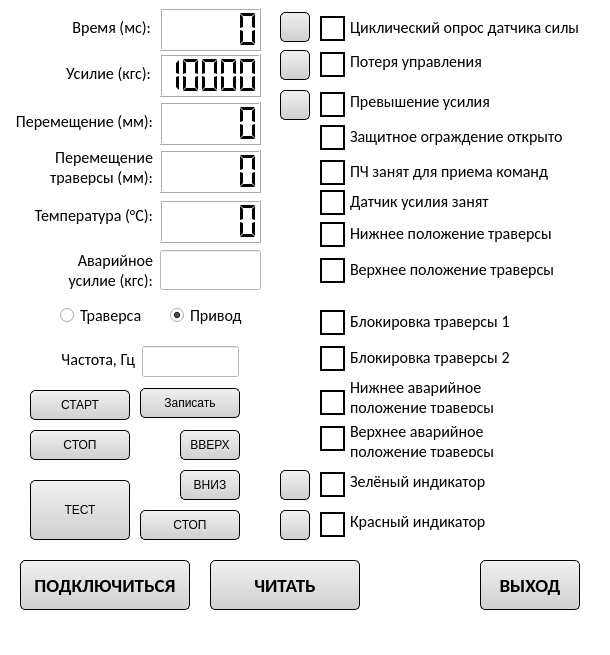
First picture: the form in ui/SettingsUi.ui, repository Skorikof/SPG-023MK, before the edit.
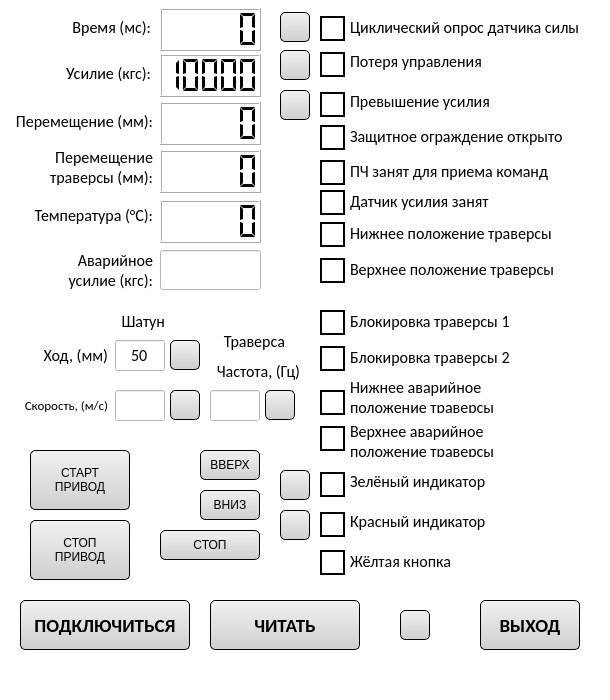
Second picture: the form after the edit.

Commit message: Intermediate stage. In HandDebug input speed not frequency

What changed in the file:
```diff
--- a/ui/SettingsUi.ui
+++ b/ui/SettingsUi.ui
@@ -7,7 +7,7 @@
     <x>0</x>
     <y>0</y>
     <width>610</width>
-    <height>655</height>
+    <height>700</height>
    </rect>
   </property>
   <property name="minimumSize">
@@ -19,7 +19,7 @@
   <property name="maximumSize">
    <size>
     <width>610</width>
-    <height>655</height>
+    <height>700</height>
    </size>
   </property>
   <property name="windowTitle">
@@ -80,7 +80,7 @@
     <property name="geometry">
      <rect>
       <x>480</x>
-      <y>560</y>
+      <y>600</y>
       <width>100</width>
       <height>50</height>
      </rect>
@@ -856,9 +856,9 @@
    <widget class="QLineEdit" name="lineEdit_freq">
     <property name="geometry">
      <rect>
-      <x>142</x>
-      <y>346</y>
-      <width>97</width>
+      <x>115</x>
+      <y>390</y>
+      <width>50</width>
       <height>31</height>
      </rect>
     </property>
@@ -881,8 +881,8 @@
     <property name="geometry">
      <rect>
       <x>18</x>
-      <y>344</y>
-      <width>117</width>
+      <y>340</y>
+      <width>90</width>
       <height>31</height>
      </rect>
     </property>
@@ -896,70 +896,17 @@
      <enum>Qt::LeftToRight</enum>
     </property>
     <property name="text">
-     <string>Частота, Гц</string>
+     <string>Ход, (мм)</string>
     </property>
     <property name="alignment">
      <set>Qt::AlignRight|Qt::AlignTrailing|Qt::AlignVCenter</set>
     </property>
    </widget>
-   <widget class="QPushButton" name="btn_save_freq">
-    <property name="geometry">
-     <rect>
-      <x>140</x>
-      <y>388</y>
-      <width>100</width>
-      <height>30</height>
-     </rect>
-    </property>
-    <property name="minimumSize">
-     <size>
-      <width>100</width>
-      <height>30</height>
-     </size>
-    </property>
-    <property name="maximumSize">
-     <size>
-      <width>100</width>
-      <height>30</height>
-     </size>
-    </property>
-    <property name="styleSheet">
-     <string notr="true">QPushButton 
-{
-	color: rgb(0, 0, 0);
-	background-color: qlineargradient(spread:pad, x1:0.489, y1:0.0227273, x2:0.489, y2:1, stop:0 rgba(240, 240, 240, 255), stop:1 rgba(207, 207, 207, 255));
-
-	border: 1px rgb(0, 0, 0);
-	border-radius: 5px;
-
-	border-style: outset;
-
-	padding: 5px;
-}
-
-QPushButton:hover
-{
-	background-color: qlineargradient(spread:pad, x1:0.489, y1:0.0227273, x2:0.489, y2:1, stop:0 rgba(234, 246, 253, 255), stop:1 rgba(169, 219, 246, 255));
-	
-}
-	
-</string>
-    </property>
-    <property name="text">
-     <string>Записать</string>
-    </property>
-    <property name="checkable">
-     <bool>false</bool>
-    </property>
-    <property name="checked">
-     <bool>false</bool>
-    </property>
-   </widget>
    <widget class="QPushButton" name="btn_motor_down">
     <property name="geometry">
      <rect>
-      <x>180</x>
-      <y>470</y>
+      <x>200</x>
+      <y>490</y>
       <width>60</width>
       <height>30</height>
      </rect>
@@ -1011,8 +958,8 @@
    <widget class="QPushButton" name="btn_motor_traverse_stop">
     <property name="geometry">
      <rect>
-      <x>140</x>
-      <y>510</y>
+      <x>160</x>
+      <y>530</y>
       <width>100</width>
       <height>30</height>
      </rect>
@@ -1064,8 +1011,8 @@
    <widget class="QPushButton" name="btn_motor_up">
     <property name="geometry">
      <rect>
-      <x>180</x>
-      <y>430</y>
+      <x>200</x>
+      <y>450</y>
       <width>60</width>
       <height>30</height>
      </rect>
@@ -1391,50 +1338,6 @@
      <set>Qt::AlignLeading|Qt::AlignLeft|Qt::AlignVCenter</set>
     </property>
    </widget>
-   <widget class="QRadioButton" name="rbtn_traverse">
-    <property name="geometry">
-     <rect>
-      <x>60</x>
-      <y>300</y>
-      <width>82</width>
-      <height>31</height>
-     </rect>
-    </property>
-    <property name="font">
-     <font>
-      <family>Calibri</family>
-      <pointsize>12</pointsize>
-     </font>
-    </property>
-    <property name="text">
-     <string>Траверса</string>
-    </property>
-    <property name="checked">
-     <bool>false</bool>
-    </property>
-   </widget>
-   <widget class="QRadioButton" name="rbtn_engine">
-    <property name="geometry">
-     <rect>
-      <x>170</x>
-      <y>300</y>
-      <width>82</width>
-      <height>31</height>
-     </rect>
-    </property>
-    <property name="font">
-     <font>
-      <family>Calibri</family>
-      <pointsize>12</pointsize>
-     </font>
-    </property>
-    <property name="text">
-     <string>Привод</string>
-    </property>
-    <property name="checked">
-     <bool>true</bool>
-    </property>
-   </widget>
    <widget class="QLCDNumber" name="lcdH_T">
     <property name="geometry">
      <rect>
@@ -1487,21 +1390,21 @@
     <property name="geometry">
      <rect>
       <x>30</x>
-      <y>390</y>
+      <y>450</y>
       <width>100</width>
-      <height>30</height>
+      <height>60</height>
      </rect>
     </property>
     <property name="minimumSize">
      <size>
       <width>100</width>
-      <height>30</height>
+      <height>60</height>
      </size>
     </property>
     <property name="maximumSize">
      <size>
       <width>100</width>
-      <height>30</height>
+      <height>60</height>
      </size>
     </property>
     <property name="styleSheet">
@@ -1527,7 +1430,8 @@
 </string>
     </property>
     <property name="text">
-     <string>СТАРТ</string>
+     <string>СТАРТ
+ПРИВОД</string>
     </property>
     <property name="checkable">
      <bool>false</bool>
@@ -1540,21 +1444,21 @@
     <property name="geometry">
      <rect>
       <x>30</x>
-      <y>430</y>
+      <y>520</y>
       <width>100</width>
-      <height>30</height>
+      <height>60</height>
      </rect>
     </property>
     <property name="minimumSize">
      <size>
       <width>100</width>
-      <height>30</height>
+      <height>60</height>
      </size>
     </property>
     <property name="maximumSize">
      <size>
       <width>100</width>
-      <height>30</height>
+      <height>60</height>
      </size>
     </property>
     <property name="styleSheet">
@@ -1580,7 +1484,8 @@
 </string>
     </property>
     <property name="text">
-     <string>СТОП</string>
+     <string>СТОП
+ПРИВОД</string>
     </property>
     <property name="checkable">
      <bool>false</bool>
@@ -1873,7 +1778,7 @@
     <property name="geometry">
      <rect>
       <x>20</x>
-      <y>560</y>
+      <y>600</y>
       <width>170</width>
       <height>50</height>
      </rect>
@@ -1926,7 +1831,7 @@
     <property name="geometry">
      <rect>
       <x>210</x>
-      <y>560</y>
+      <y>600</y>
       <width>150</width>
       <height>50</height>
      </rect>
@@ -1979,22 +1884,22 @@
    <widget class="QPushButton" name="btn_test">
     <property name="geometry">
      <rect>
-      <x>30</x>
-      <y>480</y>
-      <width>100</width>
-      <height>60</height>
+      <x>400</x>
+      <y>610</y>
+      <width>30</width>
+      <height>30</height>
      </rect>
     </property>
     <property name="minimumSize">
      <size>
-      <width>100</width>
-      <height>60</height>
+      <width>30</width>
+      <height>30</height>
      </size>
     </property>
     <property name="maximumSize">
      <size>
-      <width>100</width>
-      <height>60</height>
+      <width>30</width>
+      <height>30</height>
      </size>
     </property>
     <property name="styleSheet">
@@ -2017,18 +1922,402 @@
 	
 }
 	
-</string>
+
+QPushButton:checked
+{
+	background-color: rgb(0, 255, 0)
+	
+}</string>
     </property>
     <property name="text">
-     <string>ТЕСТ</string>
+     <string/>
     </property>
     <property name="checkable">
+     <bool>true</bool>
+    </property>
+    <property name="checked">
      <bool>false</bool>
     </property>
+   </widget>
+   <widget class="QLabel" name="lbl_txt19_2">
+    <property name="geometry">
+     <rect>
+      <x>18</x>
+      <y>390</y>
+      <width>90</width>
+      <height>31</height>
+     </rect>
+    </property>
+    <property name="font">
+     <font>
+      <family>Calibri</family>
+      <pointsize>10</pointsize>
+     </font>
+    </property>
+    <property name="layoutDirection">
+     <enum>Qt::LeftToRight</enum>
+    </property>
+    <property name="text">
+     <string>Скорость, (м/с)</string>
+    </property>
+    <property name="alignment">
+     <set>Qt::AlignRight|Qt::AlignTrailing|Qt::AlignVCenter</set>
+    </property>
+   </widget>
+   <widget class="QLineEdit" name="lineEdit_hod">
+    <property name="geometry">
+     <rect>
+      <x>115</x>
+      <y>340</y>
+      <width>50</width>
+      <height>31</height>
+     </rect>
+    </property>
+    <property name="font">
+     <font>
+      <family>Calibri</family>
+      <pointsize>12</pointsize>
+      <weight>50</weight>
+      <bold>false</bold>
+     </font>
+    </property>
+    <property name="text">
+     <string>50</string>
+    </property>
+    <property name="alignment">
+     <set>Qt::AlignCenter</set>
+    </property>
+   </widget>
+   <widget class="QLabel" name="fram_yellow_btn">
+    <property name="geometry">
+     <rect>
+      <x>320</x>
+      <y>550</y>
+      <width>25</width>
+      <height>25</height>
+     </rect>
+    </property>
+    <property name="minimumSize">
+     <size>
+      <width>20</width>
+      <height>20</height>
+     </size>
+    </property>
+    <property name="maximumSize">
+     <size>
+      <width>25</width>
+      <height>25</height>
+     </size>
+    </property>
+    <property name="styleSheet">
+     <string notr="true">background-color: rgb(255, 255, 255);
+border-color: rgb(0, 0, 0);</string>
+    </property>
+    <property name="frameShape">
+     <enum>QFrame::WinPanel</enum>
+    </property>
+    <property name="text">
+     <string/>
+    </property>
+   </widget>
+   <widget class="QLabel" name="lbl_txt6_3">
+    <property name="geometry">
+     <rect>
+      <x>350</x>
+      <y>550</y>
+      <width>243</width>
+      <height>23</height>
+     </rect>
+    </property>
+    <property name="font">
+     <font>
+      <family>Calibri</family>
+      <pointsize>12</pointsize>
+     </font>
+    </property>
+    <property name="layoutDirection">
+     <enum>Qt::LeftToRight</enum>
+    </property>
+    <property name="text">
+     <string>Жёлтая кнопка</string>
+    </property>
+    <property name="alignment">
+     <set>Qt::AlignLeading|Qt::AlignLeft|Qt::AlignVCenter</set>
+    </property>
+   </widget>
+   <widget class="QPushButton" name="btn_hod">
+    <property name="geometry">
+     <rect>
+      <x>170</x>
+      <y>340</y>
+      <width>30</width>
+      <height>30</height>
+     </rect>
+    </property>
+    <property name="minimumSize">
+     <size>
+      <width>30</width>
+      <height>30</height>
+     </size>
+    </property>
+    <property name="maximumSize">
+     <size>
+      <width>30</width>
+      <height>30</height>
+     </size>
+    </property>
+    <property name="styleSheet">
+     <string notr="true">QPushButton 
+{
+	color: rgb(0, 0, 0);
+	background-color: qlineargradient(spread:pad, x1:0.489, y1:0.0227273, x2:0.489, y2:1, stop:0 rgba(240, 240, 240, 255), stop:1 rgba(207, 207, 207, 255));
+
+	border: 1px rgb(0, 0, 0);
+	border-radius: 5px;
+
+	border-style: outset;
+
+	padding: 5px;
+}
+
+QPushButton:hover
+{
+	background-color: qlineargradient(spread:pad, x1:0.489, y1:0.0227273, x2:0.489, y2:1, stop:0 rgba(234, 246, 253, 255), stop:1 rgba(169, 219, 246, 255));
+	
+}
+	
+
+QPushButton:checked
+{
+	background-color: rgb(0, 255, 0)
+	
+}</string>
+    </property>
+    <property name="text">
+     <string/>
+    </property>
+    <property name="checkable">
+     <bool>false</bool>
+    </property>
     <property name="checked">
      <bool>false</bool>
     </property>
    </widget>
+   <widget class="QPushButton" name="btn_speed_main">
+    <property name="geometry">
+     <rect>
+      <x>170</x>
+      <y>390</y>
+      <width>30</width>
+      <height>30</height>
+     </rect>
+    </property>
+    <property name="minimumSize">
+     <size>
+      <width>30</width>
+      <height>30</height>
+     </size>
+    </property>
+    <property name="maximumSize">
+     <size>
+      <width>30</width>
+      <height>30</height>
+     </size>
+    </property>
+    <property name="styleSheet">
+     <string notr="true">QPushButton 
+{
+	color: rgb(0, 0, 0);
+	background-color: qlineargradient(spread:pad, x1:0.489, y1:0.0227273, x2:0.489, y2:1, stop:0 rgba(240, 240, 240, 255), stop:1 rgba(207, 207, 207, 255));
+
+	border: 1px rgb(0, 0, 0);
+	border-radius: 5px;
+
+	border-style: outset;
+
+	padding: 5px;
+}
+
+QPushButton:hover
+{
+	background-color: qlineargradient(spread:pad, x1:0.489, y1:0.0227273, x2:0.489, y2:1, stop:0 rgba(234, 246, 253, 255), stop:1 rgba(169, 219, 246, 255));
+	
+}
+	
+
+QPushButton:checked
+{
+	background-color: rgb(0, 255, 0)
+	
+}</string>
+    </property>
+    <property name="text">
+     <string/>
+    </property>
+    <property name="checkable">
+     <bool>false</bool>
+    </property>
+    <property name="checked">
+     <bool>false</bool>
+    </property>
+   </widget>
+   <widget class="QPushButton" name="btn_freq_trverse">
+    <property name="geometry">
+     <rect>
+      <x>265</x>
+      <y>390</y>
+      <width>30</width>
+      <height>30</height>
+     </rect>
+    </property>
+    <property name="minimumSize">
+     <size>
+      <width>30</width>
+      <height>30</height>
+     </size>
+    </property>
+    <property name="maximumSize">
+     <size>
+      <width>30</width>
+      <height>30</height>
+     </size>
+    </property>
+    <property name="styleSheet">
+     <string notr="true">QPushButton 
+{
+	color: rgb(0, 0, 0);
+	background-color: qlineargradient(spread:pad, x1:0.489, y1:0.0227273, x2:0.489, y2:1, stop:0 rgba(240, 240, 240, 255), stop:1 rgba(207, 207, 207, 255));
+
+	border: 1px rgb(0, 0, 0);
+	border-radius: 5px;
+
+	border-style: outset;
+
+	padding: 5px;
+}
+
+QPushButton:hover
+{
+	background-color: qlineargradient(spread:pad, x1:0.489, y1:0.0227273, x2:0.489, y2:1, stop:0 rgba(234, 246, 253, 255), stop:1 rgba(169, 219, 246, 255));
+	
+}
+	
+
+QPushButton:checked
+{
+	background-color: rgb(0, 255, 0)
+	
+}</string>
+    </property>
+    <property name="text">
+     <string/>
+    </property>
+    <property name="checkable">
+     <bool>false</bool>
+    </property>
+    <property name="checked">
+     <bool>false</bool>
+    </property>
+   </widget>
+   <widget class="QLineEdit" name="lineEdit_freq_traverse">
+    <property name="geometry">
+     <rect>
+      <x>210</x>
+      <y>390</y>
+      <width>50</width>
+      <height>31</height>
+     </rect>
+    </property>
+    <property name="font">
+     <font>
+      <family>Calibri</family>
+      <pointsize>12</pointsize>
+      <weight>50</weight>
+      <bold>false</bold>
+     </font>
+    </property>
+    <property name="text">
+     <string/>
+    </property>
+    <property name="alignment">
+     <set>Qt::AlignCenter</set>
+    </property>
+   </widget>
+   <widget class="QLabel" name="lbl_txt1_2">
+    <property name="geometry">
+     <rect>
+      <x>115</x>
+      <y>310</y>
+      <width>50</width>
+      <height>23</height>
+     </rect>
+    </property>
+    <property name="font">
+     <font>
+      <family>Calibri</family>
+      <pointsize>12</pointsize>
+     </font>
+    </property>
+    <property name="layoutDirection">
+     <enum>Qt::LeftToRight</enum>
+    </property>
+    <property name="text">
+     <string>Шатун</string>
+    </property>
+    <property name="alignment">
+     <set>Qt::AlignRight|Qt::AlignTrailing|Qt::AlignVCenter</set>
+    </property>
+   </widget>
+   <widget class="QLabel" name="lbl_txt1_3">
+    <property name="geometry">
+     <rect>
+      <x>215</x>
+      <y>330</y>
+      <width>70</width>
+      <height>23</height>
+     </rect>
+    </property>
+    <property name="font">
+     <font>
+      <family>Calibri</family>
+      <pointsize>12</pointsize>
+     </font>
+    </property>
+    <property name="layoutDirection">
+     <enum>Qt::LeftToRight</enum>
+    </property>
+    <property name="text">
+     <string>Траверса</string>
+    </property>
+    <property name="alignment">
+     <set>Qt::AlignRight|Qt::AlignTrailing|Qt::AlignVCenter</set>
+    </property>
+   </widget>
+   <widget class="QLabel" name="lbl_txt1_4">
+    <property name="geometry">
+     <rect>
+      <x>210</x>
+      <y>360</y>
+      <width>90</width>
+      <height>23</height>
+     </rect>
+    </property>
+    <property name="font">
+     <font>
+      <family>Calibri</family>
+      <pointsize>12</pointsize>
+     </font>
+    </property>
+    <property name="layoutDirection">
+     <enum>Qt::LeftToRight</enum>
+    </property>
+    <property name="text">
+     <string>Частота, (Гц)</string>
+    </property>
+    <property name="alignment">
+     <set>Qt::AlignRight|Qt::AlignTrailing|Qt::AlignVCenter</set>
+    </property>
+   </widget>
   </widget>
   <widget class="QMenuBar" name="menubar">
    <property name="geometry">
```
Left out of the diff: 12 changed lines with no effect on the pictures. The commit also changes 19 other files.
